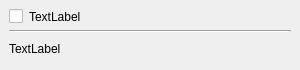
Old version of the form textpreviewform.ui in the repository tsukishima1321/Closet.
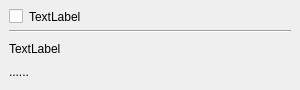
New version of the form.

Diff of the .ui file:
```diff
--- a/textpreviewform.ui
+++ b/textpreviewform.ui
@@ -7,7 +7,7 @@
     <x>0</x>
     <y>0</y>
     <width>300</width>
-    <height>68</height>
+    <height>70</height>
    </rect>
   </property>
   <property name="sizePolicy">
@@ -18,7 +18,7 @@
   </property>
   <property name="minimumSize">
    <size>
-    <width>300</width>
+    <width>100</width>
     <height>0</height>
    </size>
   </property>
@@ -100,6 +100,13 @@
      </property>
     </widget>
    </item>
+   <item>
+    <widget class="QLabel" name="labelOmit">
+     <property name="text">
+      <string>......</string>
+     </property>
+    </widget>
+   </item>
   </layout>
  </widget>
  <resources/>
```
